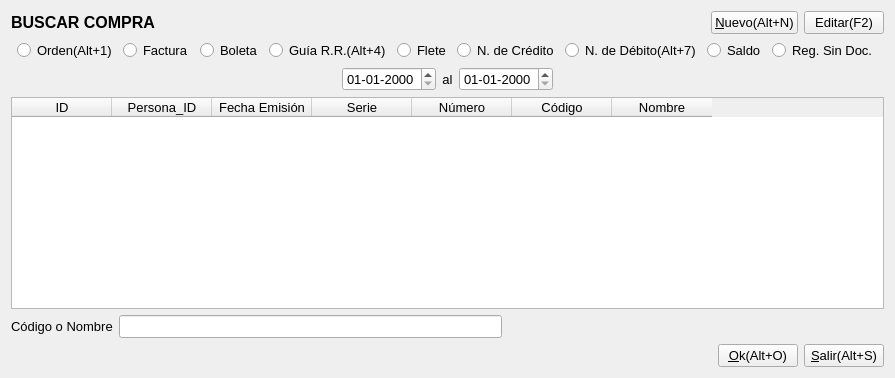
Before: the Qt Designer form Facturacion/comprabuscar.ui in radtek/manager, drawn with Qt 5.
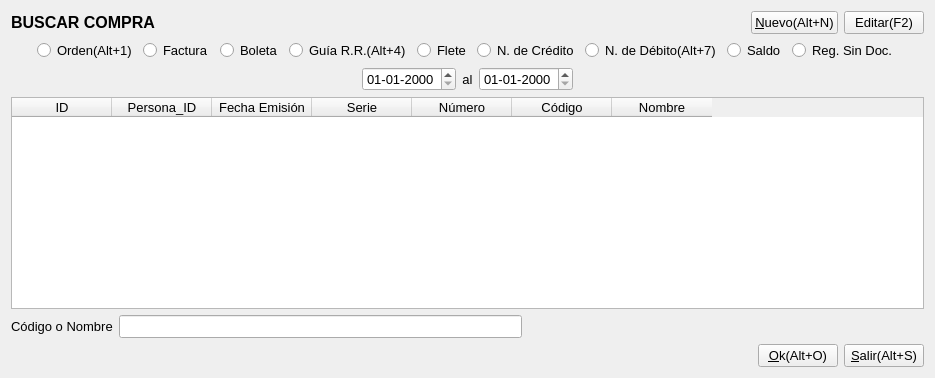
After: the same form once the commit is applied. Icons and pictures are not drawn.

Patch:
```diff
--- a/Facturacion/comprabuscar.ui
+++ b/Facturacion/comprabuscar.ui
@@ -6,7 +6,7 @@
    <rect>
     <x>0</x>
     <y>0</y>
-    <width>895</width>
+    <width>935</width>
     <height>378</height>
    </rect>
   </property>
```
Left out of the diff: 8 changed lines with no effect on the pictures.
